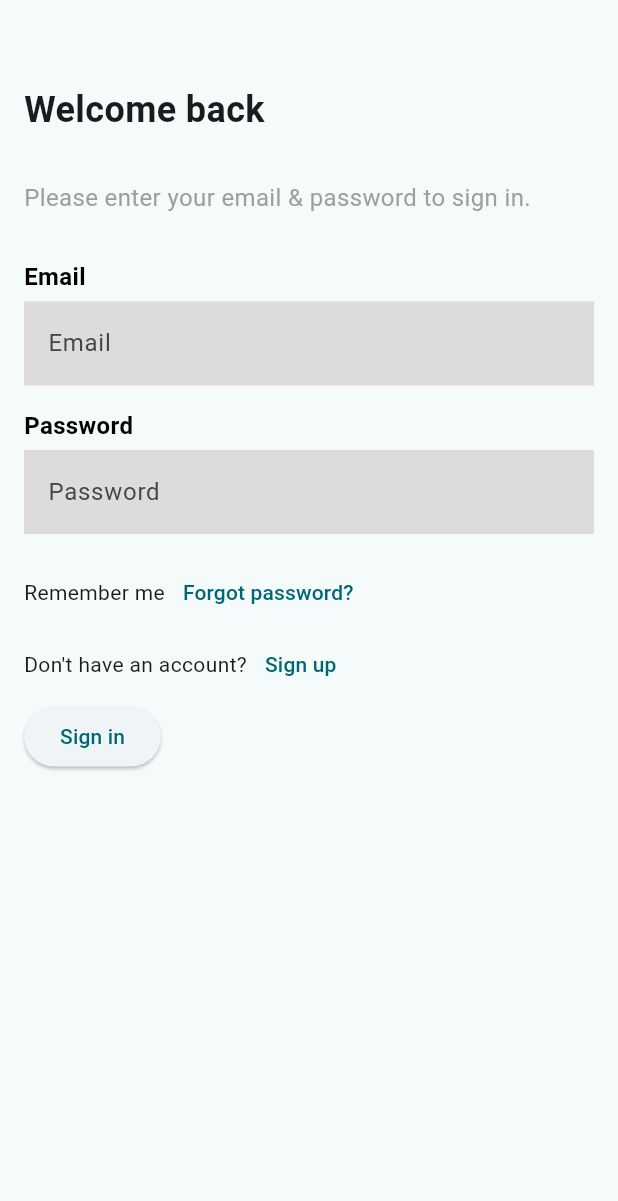
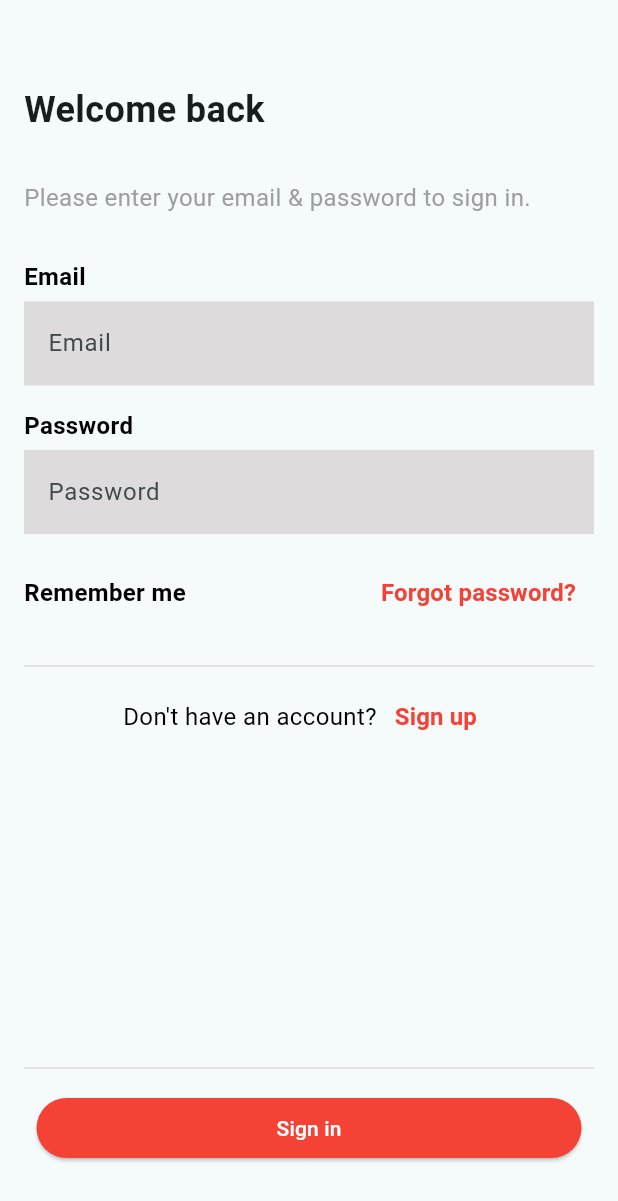
Before and after one commit to aigul-ermak/movie-ticket, a Flutter app: the screen it shows after launch, on a phone screen of 412 x 824 dp. Shown: the top 1201 px of the screen. Run offline on Flutter 3.47's test engine with Material 2 defaults, Android fonts, the phone set to English and light mode, and no system bars.

Commit message:
auth page finished

```diff
--- a/lib/widget/auth/auth_widget.dart
+++ b/lib/widget/auth/auth_widget.dart
@@ -55,6 +55,20 @@ class _FormWidgetState extends State<_FormWidget> {
     color: Colors.black,
   );
 
+  final textStyleRed = TextStyle(
+    fontSize: 16,
+    fontWeight: FontWeight.w700,
+    color: Colors.red,
+  );
+
+  final dividerLine = const Divider(
+    height: 20,
+    thickness: 1,
+    indent: 0,
+    endIndent: 0,
+    color: Color.fromARGB(255, 221, 219, 219),
+  );
+
   @override
   Widget build(BuildContext context) {
     return Column(
@@ -64,7 +78,7 @@ class _FormWidgetState extends State<_FormWidget> {
           'Email',
           style: textStyle,
         ),
-        SizedBox(height: 5),
+        const SizedBox(height: 5),
         TextFormField(
           decoration: const InputDecoration(
             filled: true,
@@ -73,12 +87,12 @@ class _FormWidgetState extends State<_FormWidget> {
             labelText: 'Email',
           ),
         ),
-        SizedBox(height: 15),
+        const SizedBox(height: 15),
         Text(
           'Password',
           style: textStyle,
         ),
-        SizedBox(height: 5),
+        const SizedBox(height: 5),
         TextFormField(
           decoration: const InputDecoration(
             filled: true,
@@ -87,26 +101,60 @@ class _FormWidgetState extends State<_FormWidget> {
             labelText: 'Password',
           ),
         ),
-        SizedBox(height: 15),
+        const SizedBox(height: 15),
         Row(
+          mainAxisAlignment: MainAxisAlignment.spaceBetween,
           children: [
-            Text('Remember me'),
+            Text('Remember me', style: textStyle),
             TextButton(
               onPressed: () {},
-              child: Text('Forgot password?'),
+              child: Text(
+                'Forgot password?',
+                style: textStyleRed,
+              ),
             ),
           ],
         ),
+        const SizedBox(height: 15),
+        dividerLine,
         Row(
+          mainAxisAlignment: MainAxisAlignment.center,
           children: [
-            Text('Don\'t have an account?'),
-            TextButton(onPressed: () {}, child: Text('Sign up'))
+            const Text(
+              'Don\'t have an account?',
+              style: TextStyle(
+                fontSize: 16,
+                color: Colors.black,
+              ),
+            ),
+            TextButton(
+              onPressed: () {},
+              child: Text('Sign up', style: textStyleRed),
+            )
           ],
         ),
-        ElevatedButton(
-          onPressed: () {},
-          child: Text('Sign in'),
-        )
+        const SizedBox(height: 200),
+        dividerLine,
+        Align(
+          alignment: Alignment.bottomCenter,
+          child: Padding(
+            padding: const EdgeInsets.all(6.0),
+            child: ElevatedButton(
+              style: const ButtonStyle(
+                backgroundColor: MaterialStatePropertyAll(Colors.red),
+                foregroundColor: MaterialStatePropertyAll(Colors.white),
+                padding: MaterialStatePropertyAll(
+                  EdgeInsets.symmetric(horizontal: 160, vertical: 5),
+                ),
+                //foregroundColor: Colors.white,
+              ),
+              onPressed: () {},
+              child: const Text(
+                'Sign in',
+              ),
+            ),
+          ),
+        ),
       ],
     );
   }
```
